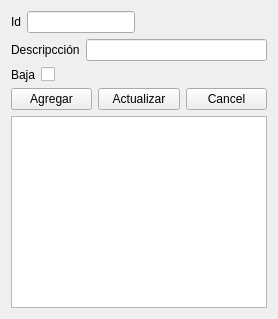
Before: the Qt Designer form views/ui/tarea_form.ui in CocoMarck/administracionDeActividades, drawn with Qt 5.
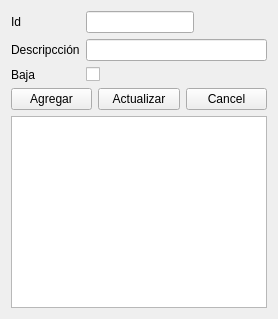
After: the same form once the commit is applied.

Commit message: Impoving ui's

```diff
--- a/views/ui/tarea_form.ui
+++ b/views/ui/tarea_form.ui
@@ -7,11 +7,12 @@
    <layout class="QVBoxLayout" name="main_layout">
 
 
+    <!-- Formulario -->
     <!-- Id -->
     <item>
-    <layout class="QHBoxLayout">
+    <layout class="QFormLayout" name="formLayout">
         
-     <item>
+     <item row="0" column="0">
       <widget class="QLabel" name="label_id">
        <property name="text">
         <string>Id</string>
@@ -19,15 +20,15 @@
        
        <property name="sizePolicy">
         <sizepolicy hsizetype="Fixed" vsizetype="Preferred">
-         <horstretch>0</horstretch>
-         <verstretch>0</verstretch>
+         <horstretch>1</horstretch>
+         <verstretch>1</verstretch>
         </sizepolicy>
        </property>
 
       </widget>
      </item>
      
-     <item>
+     <item row="0" column="1">
       <widget class="QLineEdit" name="entry_id">
 
        <property name="sizePolicy">
@@ -39,31 +40,10 @@
 
       </widget>
      </item>
-     
-     <!-- Espaciador addStretch-->
-     <item>
-      <spacer name="horizontalSpacer">
-       <property name="orientation">
-        <enum>Qt::Horizontal</enum>
-       </property>
-       <property name="sizeHint" stdset="0">
-        <size>
-         <width>0</width>
-         <height>0</height>
-        </size>
-       </property>
-      </spacer>
-     </item>
-
-    </layout>
-    </item>
     
 
     <!-- Descripcción -->
-    <item>
-    <layout class="QHBoxLayout">
-        
-     <item>
+     <item row="1" column="0">
       <widget class="QLabel" name="label_description">
        <property name="text">
         <string>Descripcción</string>
@@ -71,20 +51,14 @@
       </widget>
      </item>
      
-     <item>
+     <item row="1" column="1">
       <widget class="QLineEdit" name="entry_description">
       </widget>
      </item>
-
-    </layout>
-    </item>
     
 
     <!-- Baja Checkbox -->
-    <item>
-    <layout class="QHBoxLayout">
-        
-     <item>
+     <item row="2" column="0">
       <widget class="QLabel" name="label_soft_delete">
        <property name="text">
         <string>Baja</string>
@@ -92,25 +66,10 @@
       </widget>
      </item>
      
-     <item>
+     <item row="2" column="1">
       <widget class="QCheckBox" name="checkbox_soft_delete">
       </widget>
      </item>
-     
-     <!-- Espaciador addStretch-->
-     <item>
-      <spacer name="horizontalSpacer">
-       <property name="orientation">
-        <enum>Qt::Horizontal</enum>
-       </property>
-       <property name="sizeHint" stdset="0">
-        <size>
-         <width>1</width>
-         <height>1</height>
-        </size>
-       </property>
-      </spacer>
-     </item>
 
     </layout>
     </item>
@@ -151,24 +110,6 @@
      <widget class="QTableWidget" name="table">
      </widget>
     </item>
-
-
-    <!-- Espacio -->
-    <!-- 
-    <item>
-     <spacer name="verticalSpacer">
-      <property name="orientation">
-       <enum>Qt::Vertical</enum>
-      </property>
-      <property name="sizeHint" stdset="0">
-       <size>
-        <width>20</width>
-        <height>40</height>
-       </size>
-      </property>
-     </spacer>
-    </item>
-    -->
     
    </layout>
   </widget> <!-- Central widget para centrar todo -->
```
The commit also changes 3 other files.
